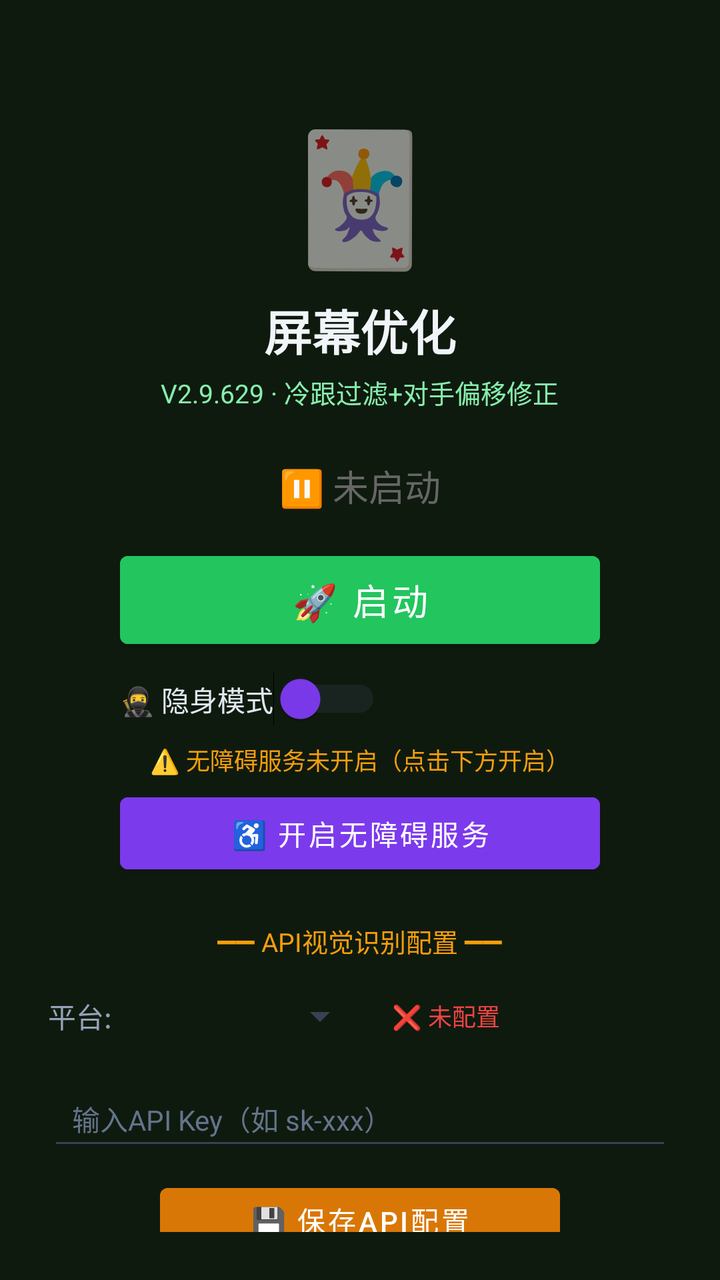
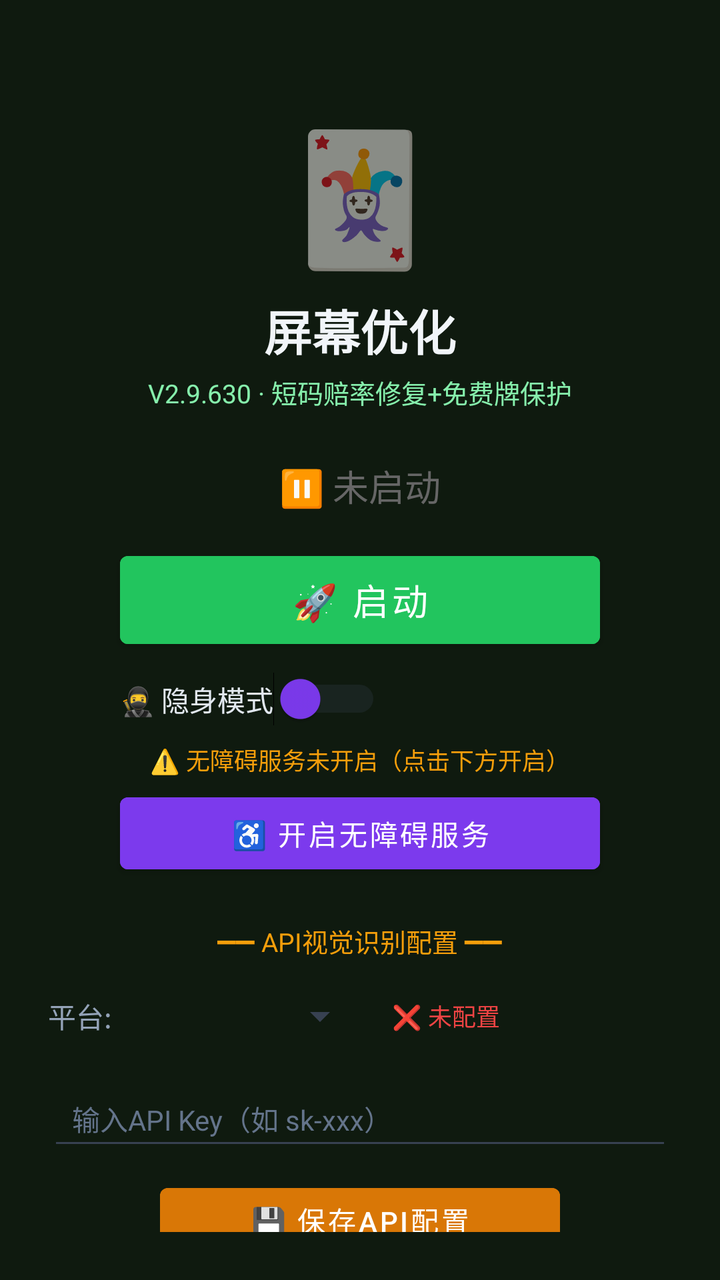

Before-and-after screenshots of an Android layout around one commit, followed by the original layout XML and the change that was made.
<!-- AndroidManifest.xml: activity theme Theme.MjScreenshot -->
<!-- res/layout/activity_main.xml -->
<?xml version="1.0" encoding="utf-8"?>
<LinearLayout xmlns:android="http://schemas.android.com/apk/res/android"
    android:layout_width="match_parent"
    android:layout_height="match_parent"
    android:orientation="vertical"
    android:background="#0f1a0f"
    android:padding="24dp"
    android:gravity="center_horizontal">

    <TextView
        android:layout_width="wrap_content"
        android:layout_height="wrap_content"
        android:text="🃏"
        android:textSize="64sp"
        android:layout_marginTop="30dp" />

    <TextView
        android:layout_width="wrap_content"
        android:layout_height="wrap_content"
        android:text="屏幕优化"
        android:textSize="24sp"
        android:textColor="#f1f5f9"
        android:textStyle="bold"
        android:layout_marginTop="8dp" />

    <TextView
        android:layout_width="wrap_content"
        android:layout_height="wrap_content"
        android:text="V2.9.629 · 冷跟过滤+对手偏移修正"
        android:textSize="13sp"
        android:textColor="#86efac"
        android:layout_marginTop="4dp" />

    <TextView
        android:id="@+id/tvStatus"
        android:layout_width="wrap_content"
        android:layout_height="wrap_content"
        android:text="⏸ 未启动"
        android:textSize="18sp"
        android:textColor="#666666"
        android:layout_marginTop="24dp" />

    <Button
        android:id="@+id/btnStart"
        android:layout_width="240dp"
        android:layout_height="56dp"
        android:text="🚀 启动"
        android:textSize="18sp"
        android:textColor="#ffffff"
        android:backgroundTint="#22c55e"
        android:layout_marginTop="16dp" />

    <Button
        android:id="@+id/btnHelper"
        android:layout_width="240dp"
        android:layout_height="56dp"
        android:text="🃏 打开智囊"
        android:textSize="16sp"
        android:textColor="#ffffff"
        android:backgroundTint="#16a34a"
        android:layout_marginTop="12dp"
        android:visibility="gone" />

    
    <LinearLayout
        android:layout_width="240dp"
        android:layout_height="wrap_content"
        android:orientation="horizontal"
        android:gravity="center_vertical"
        android:layout_marginTop="8dp">

        <Switch
            android:id="@+id/switchStealth"
            android:layout_width="wrap_content"
            android:layout_height="wrap_content"
            android:text="🥷 隐身模式"
            android:textColor="#e2e8f0"
            android:textSize="14sp"
            android:thumbTint="#7c3aed"
            android:trackTint="#374151" />
    </LinearLayout>

    <TextView
        android:id="@+id/tvAccessibilityStatus"
        android:layout_width="wrap_content"
        android:layout_height="wrap_content"
        android:text="⚠️ 无障碍服务未开启（点击下方开启）"
        android:textSize="12sp"
        android:textColor="#f59e0b"
        android:layout_marginTop="8dp"
        android:gravity="center" />

    <Button
        android:id="@+id/btnAccessibility"
        android:layout_width="240dp"
        android:layout_height="48dp"
        android:text="♿ 开启无障碍服务"
        android:textSize="14sp"
        android:textColor="#ffffff"
        android:backgroundTint="#7c3aed"
        android:layout_marginTop="4dp" />

    <TextView
        android:layout_width="wrap_content"
        android:layout_height="wrap_content"
        android:text="━━ API视觉识别配置 ━━"
        android:textSize="13sp"
        android:textColor="#f59e0b"
        android:layout_marginTop="20dp" />

    <LinearLayout
        android:layout_width="match_parent"
        android:layout_height="wrap_content"
        android:orientation="horizontal"
        android:layout_marginTop="8dp"
        android:gravity="center_vertical">

        <TextView
            android:layout_width="wrap_content"
            android:layout_height="wrap_content"
            android:text="平台:"
            android:textSize="14sp"
            android:textColor="#94a3b8" />

        <Spinner
            android:id="@+id/spinnerProvider"
            android:layout_width="120dp"
            android:layout_height="40dp"
            android:layout_marginStart="8dp"
            android:backgroundTint="#374151" />

        <TextView
            android:id="@+id/tvApiStatus"
            android:layout_width="wrap_content"
            android:layout_height="wrap_content"
            android:text="❌ 未配置"
            android:textSize="12sp"
            android:textColor="#ef4444"
            android:layout_marginStart="12dp" />
    </LinearLayout>

    <EditText
        android:id="@+id/etApiKey"
        android:layout_width="match_parent"
        android:layout_height="44dp"
        android:hint="输入API Key（如 sk-xxx）"
        android:textSize="14sp"
        android:textColor="#e2e8f0"
        android:textColorHint="#64748b"
        android:backgroundTint="#374151"
        android:inputType="textPassword"
        android:layout_marginTop="8dp"
        android:paddingStart="12dp"
        android:paddingEnd="12dp" />

    <Button
        android:id="@+id/btnSaveApi"
        android:layout_width="200dp"
        android:layout_height="44dp"
        android:text="💾 保存API配置"
        android:textSize="14sp"
        android:textColor="#ffffff"
        android:backgroundTint="#d97706"
        android:layout_marginTop="8dp" />

    <TextView
        android:id="@+id/tvHint"
        android:layout_width="wrap_content"
        android:layout_height="wrap_content"
        android:text="先点上方按钮启动截屏"
        android:textSize="13sp"
        android:textColor="#666666"
        android:layout_marginTop="12dp"
        android:gravity="center" />

    <TextView
        android:layout_width="wrap_content"
        android:layout_height="wrap_content"
        android:text="使用步骤：\n1. 配置API Key（支持OpenAI/通义千问VL/硅基流动）\n2. 点「开启无障碍服务」→ 开启\n3. 开启「🥷隐身模式」(反检测)\n4. 点「启动」→ 允许悬浮窗\n5. 打牌时点屏幕上的🎯悬浮球即可截屏识别\n★ 拖动悬浮球可移到不挡牌的位置 ★\n★ 长按悬浮球可展开/收起详细面板 ★\n★ 悬浮球边框颜色=建议：绿=加注 橙=跟注 红=弃牌 ★"
        android:textSize="12sp"
        android:textColor="#64748b"
        android:layout_marginTop="12dp"
        android:lineSpacingExtra="3dp" />

</LinearLayout>
<!-- resources referenced by this layout -->
<resources>
  <style name="Theme.MjScreenshot" parent="Theme.MaterialComponents.DayNight.DarkActionBar">
          <item name="colorPrimary">#1e40af</item>
          <item name="colorPrimaryVariant">#1e3a8a</item>
          <item name="colorOnPrimary">#ffffff</item>
          <item name="android:statusBarColor">#0f172a</item>
      </style>
</resources>

<!-- the commit's change to res/layout/activity_main.xml (unified diff, before → after) -->
@@ -26,7 +26,7 @@
     <TextView
         android:layout_width="wrap_content"
         android:layout_height="wrap_content"
-        android:text="V2.9.629 · 冷跟过滤+对手偏移修正"
+        android:text="V2.9.630 · 短码赔率修复+免费牌保护"
         android:textSize="13sp"
         android:textColor="#86efac"
         android:layout_marginTop="4dp" />
